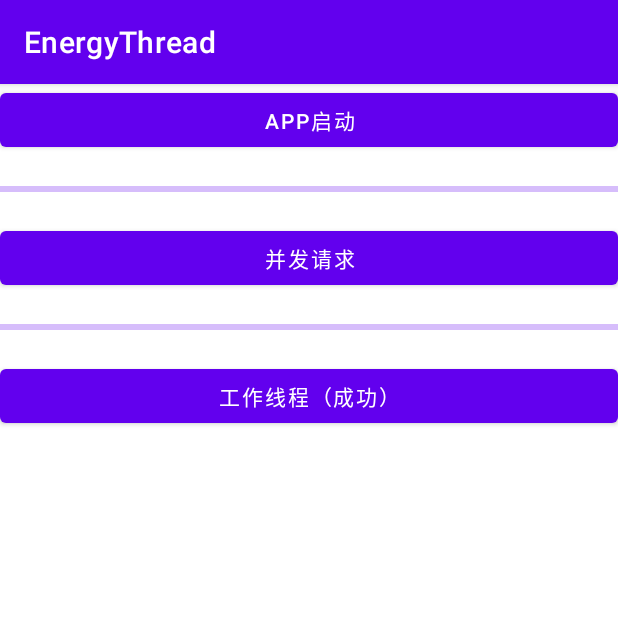
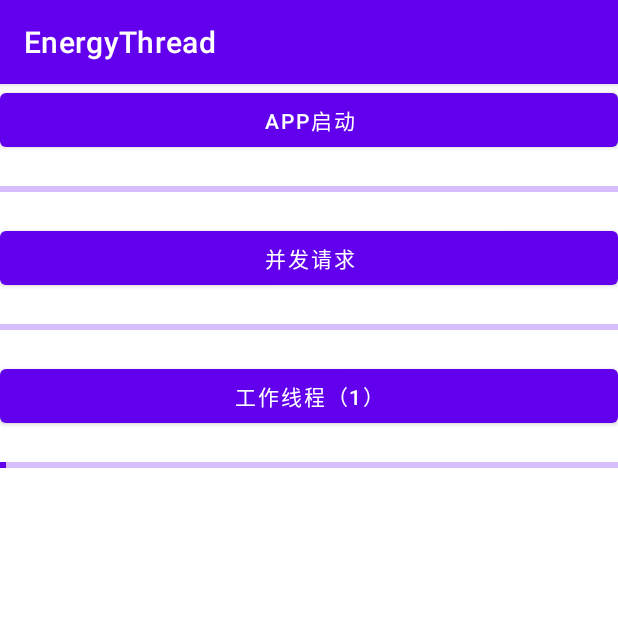
Before and after one commit to cjfsss/EnergyThread, an Android app: the screen it shows after launch (MainActivity), after a tap on "工作线程", on a phone screen of 412 x 824 dp, the top half of it. Run offline under Robolectric (Android 15) with nearby library versions, the phone set to English and light mode, and no system bars.

Commit message:
1、增加线程进度

```diff
--- a/app/src/main/java/com/cjf/demo/MainActivity.java
+++ b/app/src/main/java/com/cjf/demo/MainActivity.java
@@ -75,9 +75,19 @@ public class MainActivity extends AppCompatActivity {
                     }
 
                     @Override
-                    protected String onBackground() throws Exception  {
-                        Thread.sleep(2000);
+                    protected String onBackground() throws Exception {
+                        for (int i = 0; i < 100; i++) {
+                            Thread.sleep(800 + new Random().nextInt(1000));
+                            progressUpdate(i);
+                        }
                         return "工作线程（成功）";
+                    }
+
+                    @Override
+                    protected void onProgressUpdate(int value) {
+                        super.onProgressUpdate(value);
+                        getBinding().btnThreadIO.setText("工作线程（" + value + "）");
+                        getBinding().progressHorizontalIo.setProgress(value);
                     }
 
                     @Override
--- a/app/src/main/res/layout/activity_main.xml
+++ b/app/src/main/res/layout/activity_main.xml
@@ -41,4 +41,10 @@
         android:layout_marginTop="20dp"
         android:text="工作线程" />
 
+    <com.google.android.material.progressindicator.LinearProgressIndicator
+        android:id="@+id/progressHorizontalIo"
+        android:layout_width="match_parent"
+        android:layout_height="wrap_content"
+        android:layout_marginTop="20dp"
+        android:max="100" />
 </androidx.appcompat.widget.LinearLayoutCompat>
```
